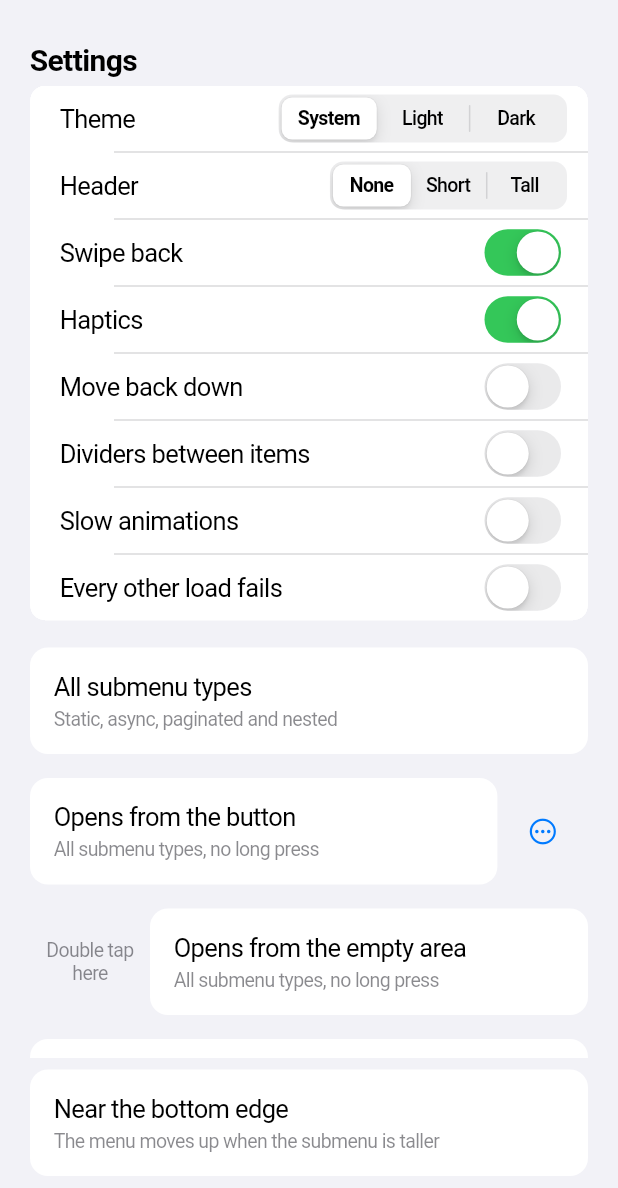
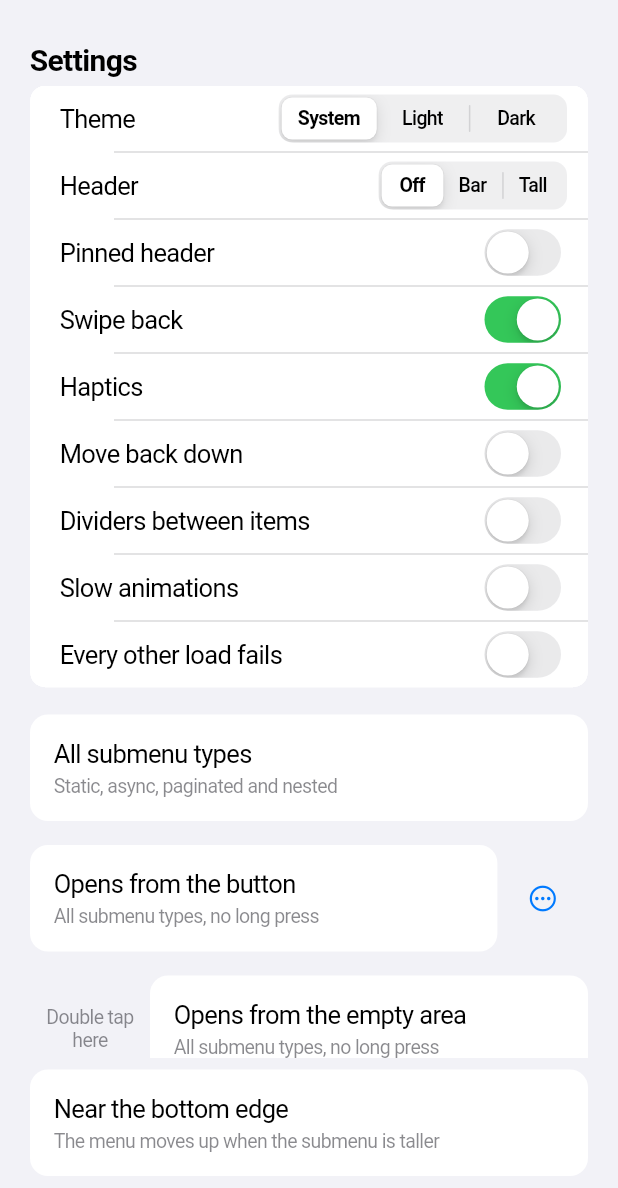
Before and after one commit to BinaryRift/smart_context_menu, a Flutter app: the screen it shows after launch, on a phone screen of 412 x 824 dp, the part 48-1236 px from its top. Run offline on Flutter 3.47's test engine with Material 3 defaults, Android fonts, the phone set to English and light mode, and no system bars.

Commit message:
Add pinned and tall header options to the example

```diff
--- a/example/lib/pages/main/ui/submenu_demo_page.dart
+++ b/example/lib/pages/main/ui/submenu_demo_page.dart
@@ -36,6 +36,7 @@ final class _SubmenuDemoPageState extends State<SubmenuDemoPage> {
   bool _slowAnimations = false;
   bool _dividersBetweenItems = false;
   _Header _header = _Header.none;
+  bool _pinHeader = false;
 
   SmartContextMenuConfig get _config => SmartContextMenuConfig(
     enableSwipeBack: _swipeBack,
@@ -151,11 +152,16 @@ final class _SubmenuDemoPageState extends State<SubmenuDemoPage> {
               if (header != null) setState(() => _header = header);
             },
             children: const {
-              _Header.none: Text('None'),
-              _Header.short: Text('Short'),
+              _Header.none: Text('Off'),
+              _Header.short: Text('Bar'),
               _Header.tall: Text('Tall'),
             },
           ),
+        ),
+        _buildSwitch(
+          title: 'Pinned header',
+          value: _pinHeader,
+          onChanged: (value) => setState(() => _pinHeader = value),
         ),
         _buildSwitch(
           title: 'Swipe back',
@@ -260,18 +266,16 @@ final class _SubmenuDemoPageState extends State<SubmenuDemoPage> {
 
   /// Reactions above the preview that scale in from its edge; the tall
   /// header adds a 240-tall block below them, so the header does not fit
-  /// above most widgets.
+  /// above most widgets. With [_pinHeader], the reactions stay at the top
+  /// while a tall widget and its menu scroll.
   SmartContextMenuHeaderBuilder? _headerBuilder(String title) {
     if (_header == _Header.none) return null;
 
-    return (context, header) => [
-      SliverToBoxAdapter(
-        child: Align(
+    return (context, header) {
+      final reactions = Align(
         alignment: header.alignment,
         child: ScaleTransition(
-            scale: header.animation.drive(
-              CurveTween(curve: Curves.easeOutBack),
-            ),
+          scale: header.animation.drive(CurveTween(curve: Curves.easeOutBack)),
           // Grows from the bottom edge, next to the preview.
           alignment: Alignment(header.alignment.x, 1),
           child: ReactionsBar(
@@ -281,8 +285,19 @@ final class _SubmenuDemoPageState extends State<SubmenuDemoPage> {
             },
           ),
         ),
+      );
+
+      return [
+        if (_pinHeader)
+          // Pins under the status bar, so the padding keeps it below.
+          PinnedHeaderSliver(
+            child: Padding(
+              padding: EdgeInsets.only(top: MediaQuery.paddingOf(context).top),
+              child: reactions,
             ),
-      ),
+          )
+        else
+          SliverToBoxAdapter(child: reactions),
         if (_header == _Header.tall)
           SliverToBoxAdapter(
             child: Padding(
@@ -302,5 +317,6 @@ final class _SubmenuDemoPageState extends State<SubmenuDemoPage> {
           ),
         const SliverToBoxAdapter(child: SizedBox(height: 8)),
       ];
+    };
   }
 }
```
Also changed, not shown: example/lib/pages/main/ui/widgets/reactions_bar.dart (+16 -0 lines). Lines whose indentation alone changed are shown as unchanged.
